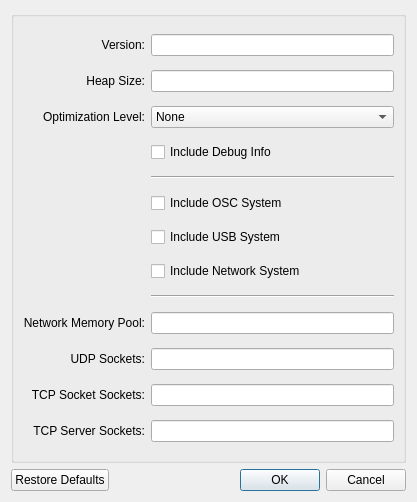
Qt form mcbuilder/trunk/layouts/properties.ui (makingthings/makecontroller) before a commit.
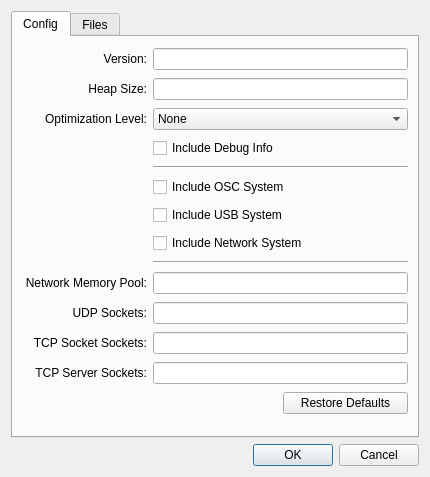
The same form after that commit. Custom widgets are drawn as their Qt base class.

Commit message: - updated about dialog format - changed project file format...now buildtype is an attribute, not a separate section - adding management of project files to project info dialog

Diff of the .ui file:
```diff
--- a/mcbuilder/trunk/layouts/properties.ui
+++ b/mcbuilder/trunk/layouts/properties.ui
@@ -5,20 +5,32 @@
    <rect>
     <x>0</x>
     <y>0</y>
-    <width>417</width>
-    <height>502</height>
+    <width>430</width>
+    <height>477</height>
    </rect>
   </property>
   <property name="windowTitle" >
    <string>Properties</string>
   </property>
-  <layout class="QVBoxLayout" >
+  <layout class="QVBoxLayout" name="verticalLayout" >
    <item>
-    <widget class="QGroupBox" name="groupBox" >
-     <property name="title" >
-      <string/>
+    <widget class="QTabWidget" name="tabWidget" >
+     <property name="currentIndex" >
+      <number>0</number>
      </property>
-     <layout class="QGridLayout" >
+     <widget class="QWidget" name="tab" >
+      <property name="geometry" >
+       <rect>
+        <x>0</x>
+        <y>0</y>
+        <width>400</width>
+        <height>398</height>
+       </rect>
+      </property>
+      <attribute name="title" >
+       <string>Config</string>
+      </attribute>
+      <layout class="QGridLayout" name="gridLayout" >
       <item row="0" column="0" >
        <widget class="QLabel" name="label" >
         <property name="toolTip" >
@@ -35,7 +47,7 @@
         </property>
        </widget>
       </item>
-      <item row="0" column="1" >
+       <item row="0" column="1" colspan="2" >
        <widget class="QLineEdit" name="versionEdit" />
       </item>
       <item row="1" column="0" >
@@ -55,7 +67,7 @@
         </property>
        </widget>
       </item>
-      <item row="1" column="1" >
+       <item row="1" column="1" colspan="2" >
        <widget class="QLineEdit" name="heapSizeEdit" />
       </item>
       <item row="2" column="0" >
@@ -74,7 +86,7 @@
         </property>
        </widget>
       </item>
-      <item row="2" column="1" >
+       <item row="2" column="1" colspan="2" >
        <widget class="QComboBox" name="optLevelBox" >
         <item>
          <property name="text" >
@@ -103,7 +115,7 @@
         </item>
        </widget>
       </item>
-      <item row="3" column="1" >
+       <item row="3" column="1" colspan="2" >
        <widget class="QCheckBox" name="debugInfoCheckbox" >
         <property name="toolTip" >
          <string>Include debugging info in your build.  Makes your project bigger.</string>
@@ -113,35 +125,35 @@
         </property>
        </widget>
       </item>
-      <item row="4" column="1" >
+       <item row="4" column="1" colspan="2" >
        <widget class="Line" name="line" >
         <property name="orientation" >
          <enum>Qt::Horizontal</enum>
         </property>
        </widget>
       </item>
-      <item row="5" column="1" >
+       <item row="5" column="1" colspan="2" >
        <widget class="QCheckBox" name="oscBox" >
         <property name="text" >
          <string>Include OSC System</string>
         </property>
        </widget>
       </item>
-      <item row="6" column="1" >
+       <item row="6" column="1" colspan="2" >
        <widget class="QCheckBox" name="usbBox" >
         <property name="text" >
          <string>Include USB System</string>
         </property>
        </widget>
       </item>
-      <item row="7" column="1" >
+       <item row="7" column="1" colspan="2" >
        <widget class="QCheckBox" name="networkBox" >
         <property name="text" >
          <string>Include Network System</string>
         </property>
        </widget>
       </item>
-      <item row="8" column="1" >
+       <item row="8" column="1" colspan="2" >
        <widget class="Line" name="line_2" >
         <property name="orientation" >
          <enum>Qt::Horizontal</enum>
@@ -164,7 +176,7 @@
         </property>
        </widget>
       </item>
-      <item row="9" column="1" >
+       <item row="9" column="1" colspan="2" >
        <widget class="QLineEdit" name="networkMempoolEdit" />
       </item>
       <item row="10" column="0" >
@@ -180,7 +192,7 @@
         </property>
        </widget>
       </item>
-      <item row="10" column="1" >
+       <item row="10" column="1" colspan="2" >
        <widget class="QLineEdit" name="udpSocketEdit" />
       </item>
       <item row="11" column="0" >
@@ -196,7 +208,7 @@
         </property>
        </widget>
       </item>
-      <item row="11" column="1" >
+       <item row="11" column="1" colspan="2" >
        <widget class="QLineEdit" name="tcpSocketEdit" />
       </item>
       <item row="12" column="0" >
@@ -212,54 +224,71 @@
         </property>
        </widget>
       </item>
-      <item row="12" column="1" >
+       <item row="12" column="1" colspan="2" >
        <widget class="QLineEdit" name="tcpServerEdit" />
       </item>
-     </layout>
-    </widget>
-   </item>
-   <item>
-    <layout class="QHBoxLayout" >
-     <item>
+       <item row="13" column="2" >
       <widget class="QPushButton" name="defaultsButton" >
        <property name="text" >
         <string>Restore Defaults</string>
        </property>
       </widget>
      </item>
+      </layout>
+     </widget>
+     <widget class="QWidget" name="tab_2" >
+      <property name="geometry" >
+       <rect>
+        <x>0</x>
+        <y>0</y>
+        <width>400</width>
+        <height>398</height>
+       </rect>
+      </property>
+      <attribute name="title" >
+       <string>Files</string>
+      </attribute>
+      <layout class="QVBoxLayout" name="verticalLayout_2" >
+       <item>
+        <widget class="FileBrowser" name="fileBrowser" >
+         <property name="uniformRowHeights" >
+          <bool>true</bool>
+         </property>
+         <column>
+          <property name="text" >
+           <string>File</string>
+          </property>
+         </column>
+         <column>
+          <property name="text" >
+           <string>Type</string>
+          </property>
+         </column>
+        </widget>
+       </item>
+      </layout>
+     </widget>
+    </widget>
+   </item>
      <item>
       <widget class="QDialogButtonBox" name="buttonBox" >
        <property name="orientation" >
         <enum>Qt::Horizontal</enum>
        </property>
        <property name="standardButtons" >
-        <set>QDialogButtonBox::Cancel|QDialogButtonBox::NoButton|QDialogButtonBox::Ok</set>
+      <set>QDialogButtonBox::Cancel|QDialogButtonBox::Ok</set>
        </property>
       </widget>
      </item>
     </layout>
-   </item>
-  </layout>
  </widget>
- <tabstops>
-  <tabstop>versionEdit</tabstop>
-  <tabstop>heapSizeEdit</tabstop>
-  <tabstop>optLevelBox</tabstop>
-  <tabstop>debugInfoCheckbox</tabstop>
-  <tabstop>oscBox</tabstop>
-  <tabstop>usbBox</tabstop>
-  <tabstop>networkBox</tabstop>
-  <tabstop>networkMempoolEdit</tabstop>
-  <tabstop>udpSocketEdit</tabstop>
-  <tabstop>tcpSocketEdit</tabstop>
-  <tabstop>tcpServerEdit</tabstop>
-  <tabstop>defaultsButton</tabstop>
-  <tabstop>buttonBox</tabstop>
-  <tabstop>optLevelBox_2</tabstop>
-  <tabstop>debugInfoCheckbox_2</tabstop>
-  <tabstop>versionEdit_2</tabstop>
-  <tabstop>heapSizeEdit_2</tabstop>
- </tabstops>
+ <customwidgets>
+  <customwidget>
+   <class>FileBrowser</class>
+   <extends>QTreeWidget</extends>
+   <header>Properties.h</header>
+  </customwidget>
+ </customwidgets>
  <resources/>
  <connections>
   <connection>
```
Left out of the diff: 37 changed lines with no effect on the pictures. Lines whose indentation alone changed are shown as unchanged. The commit also changes 15 other files.
